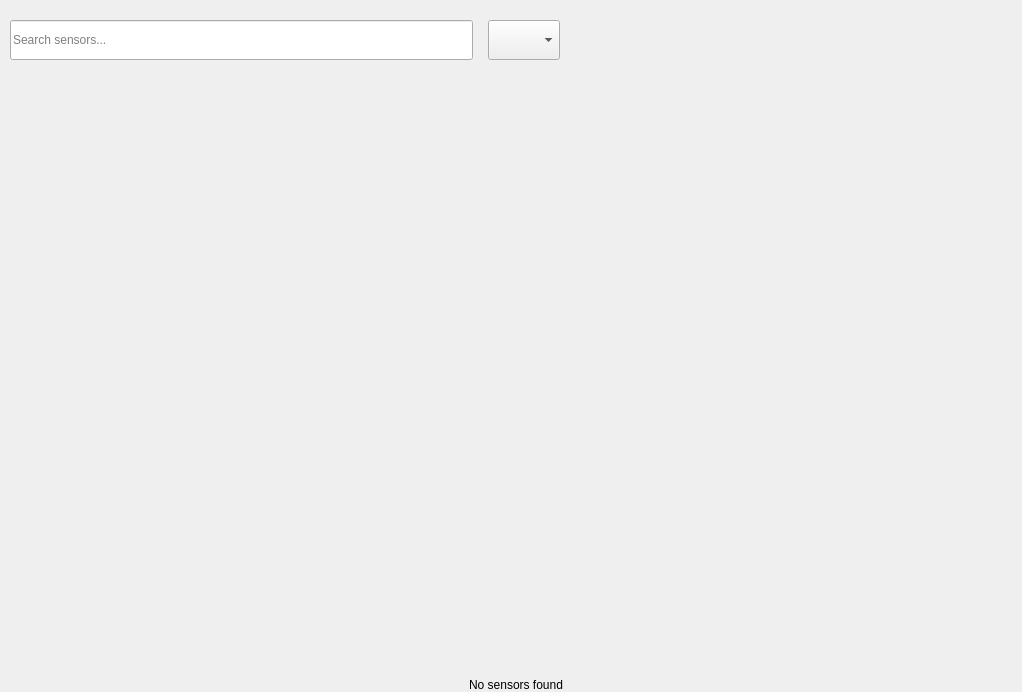
First picture: the form in qt/sensor_page.ui, repository Alexey-Nikolaevic-B/2042_sensor_testing, before the edit.
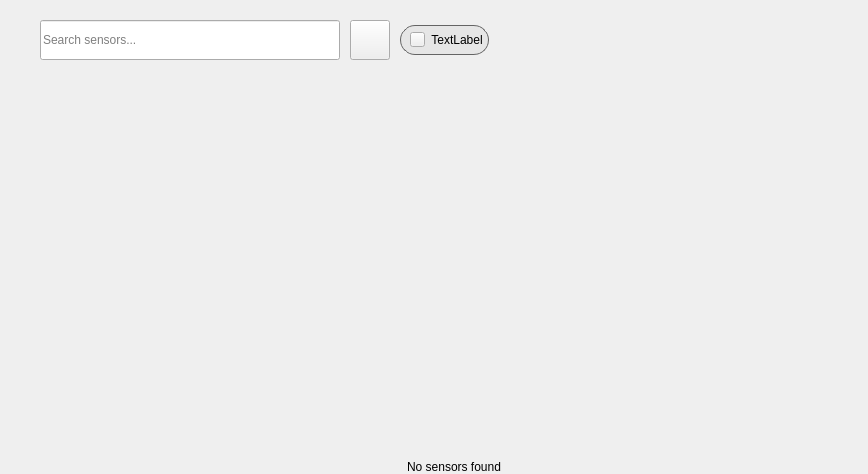
Second picture: the form after the edit.

Commit message: sensor page

```diff
--- a/qt/sensor_page.ui
+++ b/qt/sensor_page.ui
@@ -6,8 +6,8 @@
    <rect>
     <x>0</x>
     <y>0</y>
-    <width>1022</width>
-    <height>692</height>
+    <width>868</width>
+    <height>474</height>
    </rect>
   </property>
   <layout class="QHBoxLayout" name="horizontalLayout">
@@ -33,7 +33,7 @@
        <number>10</number>
       </property>
       <property name="leftMargin">
-       <number>10</number>
+       <number>40</number>
       </property>
       <property name="topMargin">
        <number>0</number>
@@ -47,7 +47,7 @@
       <item>
        <layout class="QHBoxLayout" name="filter_layout">
         <property name="spacing">
-         <number>15</number>
+         <number>10</number>
         </property>
         <property name="leftMargin">
          <number>0</number>
@@ -63,19 +63,106 @@
             <height>40</height>
            </size>
           </property>
+          <property name="maximumSize">
+           <size>
+            <width>300</width>
+            <height>16777215</height>
+           </size>
+          </property>
           <property name="placeholderText">
            <string>Search sensors...</string>
           </property>
          </widget>
         </item>
         <item>
-         <widget class="QComboBox" name="sort_combo">
+         <widget class="QPushButton" name="btn_filter">
           <property name="minimumSize">
            <size>
-            <width>0</width>
+            <width>40</width>
             <height>40</height>
            </size>
           </property>
+          <property name="maximumSize">
+           <size>
+            <width>40</width>
+            <height>40</height>
+           </size>
+          </property>
+          <property name="text">
+           <string/>
+          </property>
+         </widget>
+        </item>
+        <item>
+         <widget class="QFrame" name="frame">
+          <property name="minimumSize">
+           <size>
+            <width>80</width>
+            <height>0</height>
+           </size>
+          </property>
+          <property name="maximumSize">
+           <size>
+            <width>16777215</width>
+            <height>30</height>
+           </size>
+          </property>
+          <property name="styleSheet">
+           <string notr="true">QWidget#frame {
+    background-color: rgb(230, 230, 230);
+    border-radius: 15px;
+    border: 1.2px solid rgb(100, 100, 100);
+}</string>
+          </property>
+          <property name="frameShape">
+           <enum>QFrame::StyledPanel</enum>
+          </property>
+          <property name="frameShadow">
+           <enum>QFrame::Raised</enum>
+          </property>
+          <layout class="QHBoxLayout" name="horizontalLayout_2">
+           <property name="topMargin">
+            <number>0</number>
+           </property>
+           <property name="rightMargin">
+            <number>5</number>
+           </property>
+           <property name="bottomMargin">
+            <number>0</number>
+           </property>
+           <item>
+            <widget class="QPushButton" name="btn_disable_filter">
+             <property name="minimumSize">
+              <size>
+               <width>15</width>
+               <height>15</height>
+              </size>
+             </property>
+             <property name="maximumSize">
+              <size>
+               <width>15</width>
+               <height>15</height>
+              </size>
+             </property>
+             <property name="text">
+              <string/>
+             </property>
+            </widget>
+           </item>
+           <item>
+            <widget class="QLabel" name="lbl_selected_filter">
+             <property name="styleSheet">
+              <string notr="true"/>
+             </property>
+             <property name="text">
+              <string>TextLabel</string>
+             </property>
+             <property name="alignment">
+              <set>Qt::AlignCenter</set>
+             </property>
+            </widget>
+           </item>
+          </layout>
          </widget>
         </item>
         <item>
@@ -107,16 +194,19 @@
         <property name="widgetResizable">
          <bool>true</bool>
         </property>
+        <property name="alignment">
+         <set>Qt::AlignLeading|Qt::AlignLeft|Qt::AlignTop</set>
+        </property>
         <widget class="QWidget" name="cards_container">
          <property name="geometry">
           <rect>
            <x>0</x>
            <y>0</y>
-           <width>1010</width>
-           <height>567</height>
+           <width>826</width>
+           <height>349</height>
           </rect>
          </property>
-         <layout class="QGridLayout" name="cards_layout" rowminimumheight="0">
+         <layout class="QGridLayout" name="cards_layout">
           <property name="leftMargin">
            <number>0</number>
           </property>
```
The commit also changes 24 other files.
